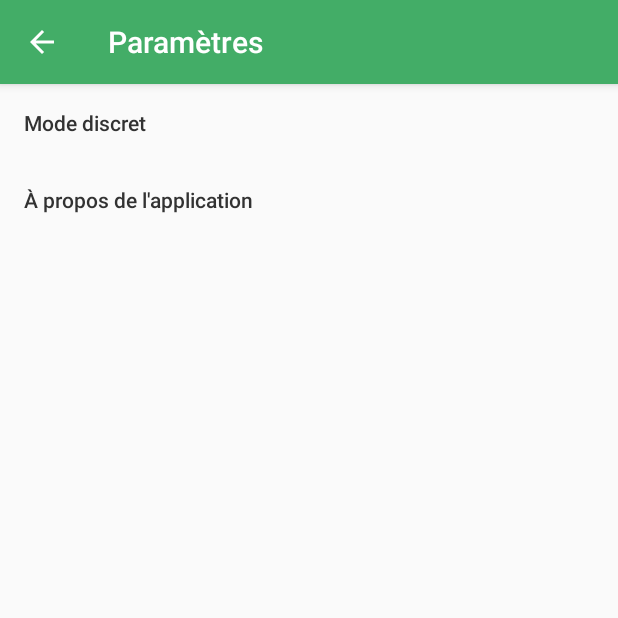
After one commit to Calinou/if26-projet-android, an Android app: the SettingsActivity screen opened directly, with no data from a screen before it, on a phone screen of 412 x 824 dp, the top half of it. The commit adds this screen. Run offline under Robolectric (Android 15) with nearby library versions, the phone set to English and light mode, and no system bars.

Commit message:
Add settings activities
- Add back button navigation to all activities where it makes sense.

```diff
--- a/app/src/main/AndroidManifest.xml
+++ b/app/src/main/AndroidManifest.xml
@@ -9,7 +9,10 @@
     android:roundIcon="@mipmap/ic_launcher_round"
     android:supportsRtl="true"
     android:theme="@style/AppTheme">
-    <activity android:name=".TransactionCreateActivity"></activity>
+    <activity android:name=".SettingsAboutActivity"></activity>
+    <activity android:name=".SettingsDiscreetModeActivity" />
+    <activity android:name=".SettingsActivity" />
+    <activity android:name=".TransactionCreateActivity" />
     <activity
       android:name=".TransactionDetailActivity"
       android:label="@string/title_transaction_detail"
--- /dev/null
+++ b/app/src/main/java/fr/utt/if26_projet/SettingsActivity.java
@@ -0,0 +1,54 @@
+package fr.utt.if26_projet;
+
+import android.content.Intent;
+import android.os.Bundle;
+import android.view.MenuItem;
+import android.view.View;
+import android.view.View.OnClickListener;
+import android.widget.Button;
+import androidx.annotation.NonNull;
+import androidx.appcompat.app.AppCompatActivity;
+
+public class SettingsActivity extends AppCompatActivity {
+
+  @Override
+  protected void onCreate(Bundle savedInstanceState) {
+    super.onCreate(savedInstanceState);
+    setContentView(R.layout.activity_settings);
+    setTitle(R.string.action_settings);
+
+    if (getSupportActionBar() != null) {
+      getSupportActionBar().setDisplayHomeAsUpEnabled(true);
+    }
+
+    final Button discreetModeButton = findViewById(R.id.settings_discreet_mode);
+    discreetModeButton.setOnClickListener(
+        new OnClickListener() {
+          @Override
+          public void onClick(View view) {
+            final Intent intent = new Intent(view.getContext(), SettingsDiscreetModeActivity.class);
+            startActivity(intent);
+          }
+        });
+
+    final Button aboutButton = findViewById(R.id.settings_about);
+    aboutButton.setOnClickListener(
+        new OnClickListener() {
+          @Override
+          public void onClick(View view) {
+            final Intent intent = new Intent(view.getContext(), SettingsAboutActivity.class);
+            startActivity(intent);
+          }
+        });
+  }
+
+  @Override
+  public boolean onOptionsItemSelected(@NonNull MenuItem item) {
+    if (item.getItemId() == android.R.id.home) {
+      finish();
+      return true;
+    }
+
+    return super.onOptionsItemSelected(item);
+  }
+}
--- /dev/null
+++ b/app/src/main/res/layout/activity_settings.xml
@@ -0,0 +1,40 @@
+<?xml version="1.0" encoding="utf-8"?>
+<androidx.constraintlayout.widget.ConstraintLayout xmlns:android="http://schemas.android.com/apk/res/android"
+  xmlns:app="http://schemas.android.com/apk/res-auto"
+  xmlns:tools="http://schemas.android.com/tools"
+  android:layout_width="match_parent"
+  android:layout_height="match_parent"
+  tools:context=".SettingsActivity">
+
+  <LinearLayout
+    android:layout_width="match_parent"
+    android:layout_height="match_parent"
+    android:orientation="vertical">
+    <Button
+      android:id="@+id/settings_discreet_mode"
+      android:layout_width="match_parent"
+      android:layout_height="wrap_content"
+      android:background="?attr/selectableItemBackground"
+      android:paddingStart="16dp"
+      android:paddingTop="16dp"
+      android:paddingEnd="16dp"
+      android:paddingBottom="16dp"
+      android:text="@string/settings_discreet_mode"
+      android:textAlignment="viewStart"
+      android:textAllCaps="false"
+      android:textColor="@android:color/secondary_text_light" />
+    <Button
+      android:id="@+id/settings_about"
+      android:layout_width="match_parent"
+      android:layout_height="wrap_content"
+      android:background="?attr/selectableItemBackground"
+      android:paddingStart="16dp"
+      android:paddingTop="16dp"
+      android:paddingEnd="16dp"
+      android:paddingBottom="16dp"
+      android:text="@string/settings_about"
+      android:textAlignment="viewStart"
+      android:textAllCaps="false"
+      android:textColor="@android:color/secondary_text_light" />
+  </LinearLayout>
+</androidx.constraintlayout.widget.ConstraintLayout>
--- a/app/src/main/res/values/strings.xml
+++ b/app/src/main/res/values/strings.xml
@@ -19,4 +19,8 @@
   <string name="transaction_date_hint">Date (requis, jj/mm/aaaa)</string>
   <string name="transaction_amount_hint">Montant (requis)</string>
   <string name="transaction_contents_hint">Objet (requis)</string>
+  <string name="settings_about">À propos de l\'application</string>
+  <string name="settings_discreet_mode">Mode discret</string>
+  <string name="settings_about_description">Développé par Hugo Locurcio et Antoine Chabin dans le cadre de l\'UE IF26.</string>
+  <string name="app_version">1.0.0</string>
 </resources>
```
Also changed, not shown: app/src/main/java/fr/utt/if26_projet/SettingsAboutActivity.java (added, +36 -0 lines), app/src/main/java/fr/utt/if26_projet/SettingsDiscreetModeActivity.java (added, +30 -0 lines), app/src/main/java/fr/utt/if26_projet/TransactionCreateActivity.java (+16 -0 lines), app/src/main/java/fr/utt/if26_projet/TransactionListActivity.java (+15 -75 lines), app/src/main/res/layout/activity_settings_about.xml (added, +34 -0 lines), app/src/main/res/layout/activity_settings_discreet_mode.xml (added, +9 -0 lines). Lines whose indentation alone changed are shown as unchanged.
